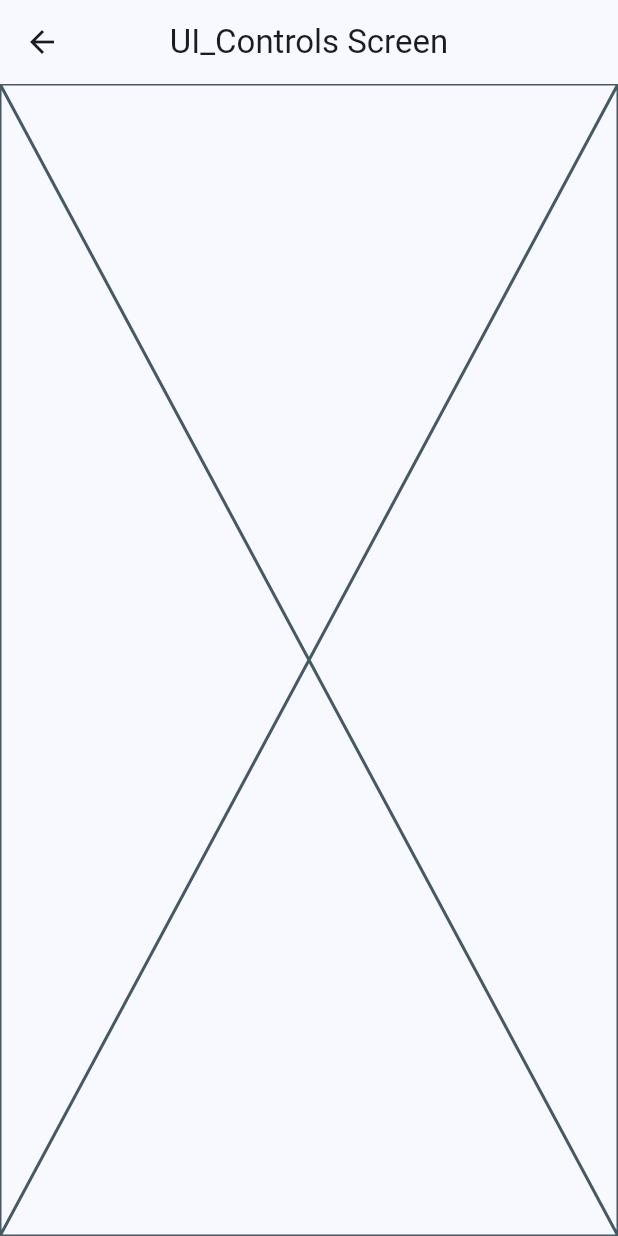
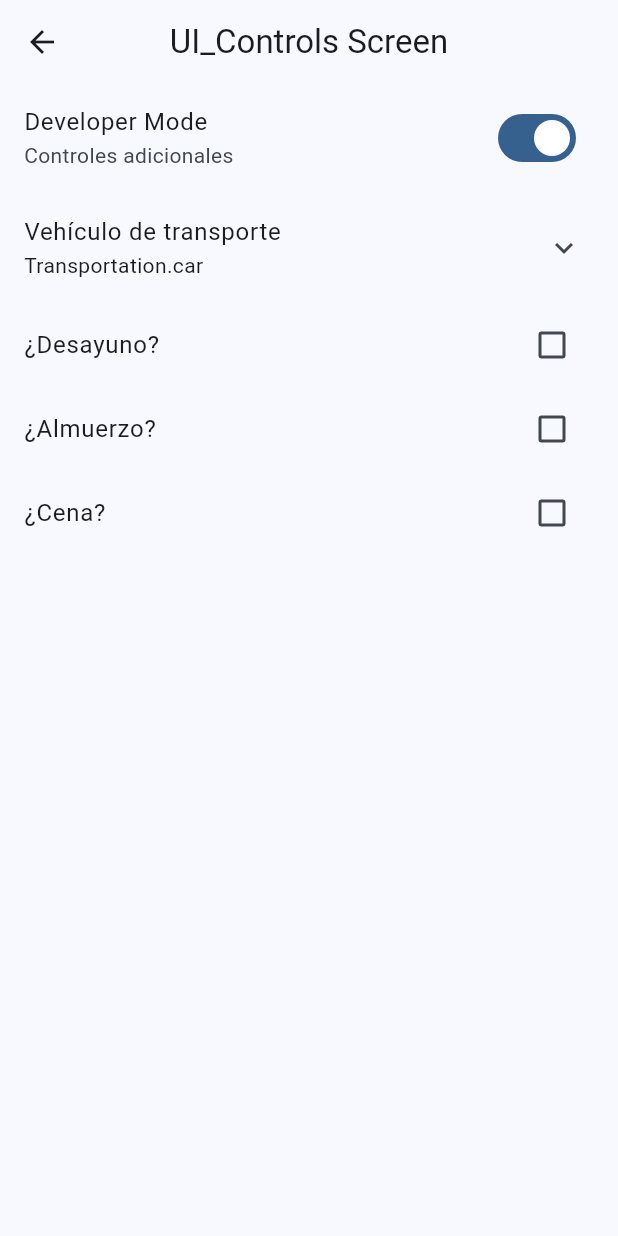
Before and after one commit to ManuelNZ20/widgets_app, a Flutter app: the UiControlsScreen screen opened directly, on a phone screen of 412 x 824 dp. Run offline on Flutter 3.47's test engine with Material 3 defaults, Android fonts, the phone set to English and light mode, and no system bars; our stand-ins replace flutter_riverpod, go_router.

Commit message:
ui_controls with provider riverpod

```diff
--- a/lib/config/constants/app_menu_items.dart
+++ b/lib/config/constants/app_menu_items.dart
@@ -34,4 +34,10 @@ const appMenuItems = <MenuItem>[
     link: '/animated',
     icon: Icons.animation_rounded,
   ),
+  MenuItem(
+    title: 'UI Controls + Tiles',
+    subTitle: 'Una serie de controles de Flutter',
+    link: '/ui-controls',
+    icon: Icons.point_of_sale_sharp,
+  ),
 ];
--- a/lib/config/router/app_router.dart
+++ b/lib/config/router/app_router.dart
@@ -37,6 +37,11 @@ final appRouterProvider = Provider<GoRouter>((ref) {
         name: AnimatedScreen.name,
         builder: (context, state) => const AnimatedScreen(),
       ),
+      GoRoute(
+        path: '/ui-controls',
+        name: UiControlsScreen.name,
+        builder: (context, state) => const UiControlsScreen(),
+      ),
     ],
   );
   return appRouter;
--- /dev/null
+++ b/lib/presentation/providers/ui_controls_provider.dart
@@ -0,0 +1,15 @@
+import 'package:flutter_riverpod/flutter_riverpod.dart';
+
+final isDeveloperProvider = StateProvider<bool>((ref) => true);
+
+enum Transportation { car, plane, boat, submarine }
+
+final transportationProvider = StateProvider<Transportation>((ref) {
+  return Transportation.car;
+});
+
+final wantsBreakfastProvider = StateProvider<bool>((ref) => false);
+
+final wantsLunchProvider = StateProvider<bool>((ref) => false);
+
+final wantsDinnerProvider = StateProvider<bool>((ref) => false);
--- a/lib/presentation/screens/ui_controls/ui_controls_screen.dart
+++ b/lib/presentation/screens/ui_controls/ui_controls_screen.dart
@@ -1,4 +1,6 @@
 import 'package:flutter/material.dart';
+import 'package:flutter_riverpod/flutter_riverpod.dart';
+import 'package:widgets_app/presentation/providers/ui_controls_provider.dart';
 
 class UiControlsScreen extends StatelessWidget {
   static const name = 'ui_controls';
@@ -10,7 +12,98 @@ class UiControlsScreen extends StatelessWidget {
       appBar: AppBar(
         title: const Text('UI_Controls Screen'),
       ),
-      body: const Placeholder(),
+      body: const _UIControlsView(),
     );
   }
 }
+
+class _UIControlsView extends ConsumerWidget {
+  const _UIControlsView();
+
+  @override
+  Widget build(BuildContext context, WidgetRef ref) {
+    final isDeveloper = ref.watch(isDeveloperProvider);
+    final transportation = ref.watch(transportationProvider);
+    final wantsBreakfast = ref.watch(wantsBreakfastProvider);
+    final wantsLunch = ref.watch(wantsLunchProvider);
+    final wantsDinner = ref.watch(wantsDinnerProvider);
+    return ListView(
+      physics: const ClampingScrollPhysics(),
+      children: [
+        SwitchListTile(
+          title: const Text('Developer Mode'),
+          subtitle: const Text('Controles adicionales'),
+          value: isDeveloper,
+          onChanged: (value) => ref.read(isDeveloperProvider.notifier).update(
+                (state) => !state,
+              ),
+        ),
+        ExpansionTile(
+          title: const Text('Vehículo de transporte'),
+          subtitle: Text('$transportation'),
+          children: [
+            RadioListTile(
+              title: const Text('By Car'),
+              subtitle: const Text('Viajar por carro'),
+              value: Transportation.car,
+              groupValue: transportation,
+              onChanged: (value) =>
+                  ref.watch(transportationProvider.notifier).update(
+                        (state) => Transportation.car,
+                      ),
+            ),
+            RadioListTile(
+              title: const Text('By Boat'),
+              subtitle: const Text('Viajar por barco'),
+              value: Transportation.boat,
+              groupValue: transportation,
+              onChanged: (value) =>
+                  ref.watch(transportationProvider.notifier).update(
+                        (state) => Transportation.boat,
+                      ),
+            ),
+            RadioListTile(
+              title: const Text('By Plane'),
+              subtitle: const Text('Viajar por avión'),
+              value: Transportation.plane,
+              groupValue: transportation,
+              onChanged: (value) =>
+                  ref.watch(transportationProvider.notifier).update(
+                        (state) => Transportation.plane,
+                      ),
+            ),
+            RadioListTile(
+              title: const Text('By Submarine'),
+              subtitle: const Text('Viajar por submarino'),
+              value: Transportation.submarine,
+              groupValue: transportation,
+              onChanged: (value) =>
+                  ref.watch(transportationProvider.notifier).update(
+                        (state) => Transportation.submarine,
+                      ),
+            ),
+          ],
+        ),
+        CheckboxListTile(
+          title: const Text('¿Desayuno?'),
+          value: wantsBreakfast,
+          onChanged: (value) => ref
+              .read(wantsBreakfastProvider.notifier)
+              .update((state) => !state),
+        ),
+        CheckboxListTile(
+          title: const Text('¿Almuerzo?'),
+          value: wantsLunch,
+          onChanged: (value) =>
+              ref.read(wantsLunchProvider.notifier).update((state) => !state),
+        ),
+        CheckboxListTile(
+          title: const Text('¿Cena?'),
+          value: wantsDinner,
+          onChanged: (value) =>
+              ref.read(wantsDinnerProvider.notifier).update((state) => !state),
+        ),
+      ],
+    );
+  }
+}
```
